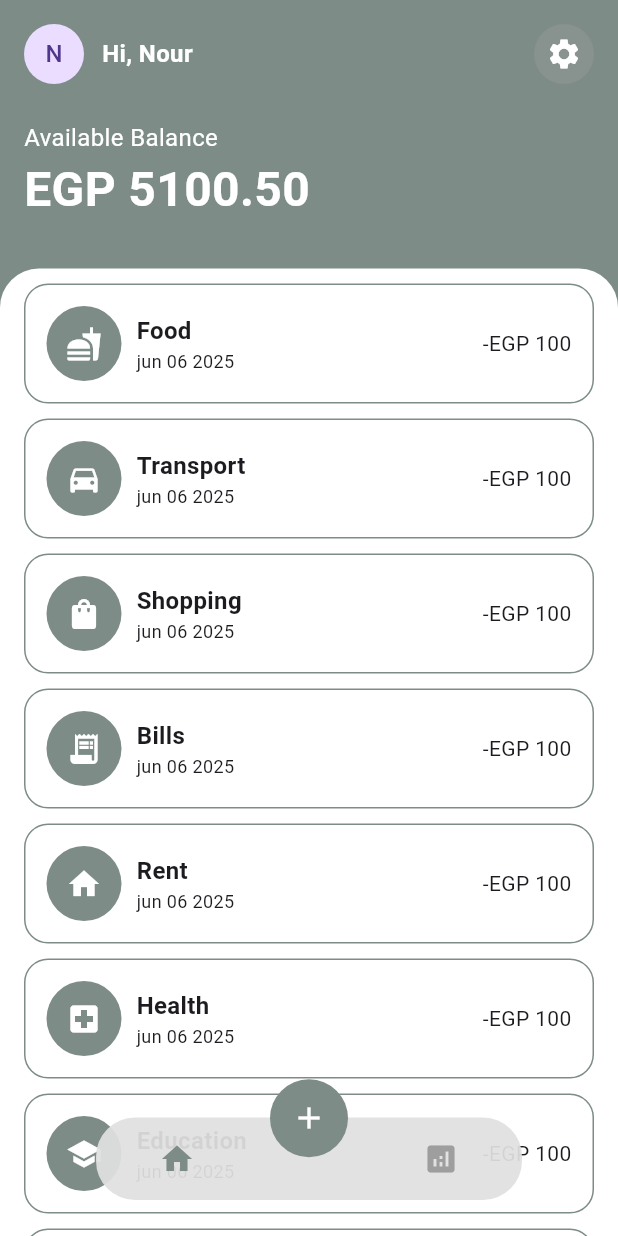
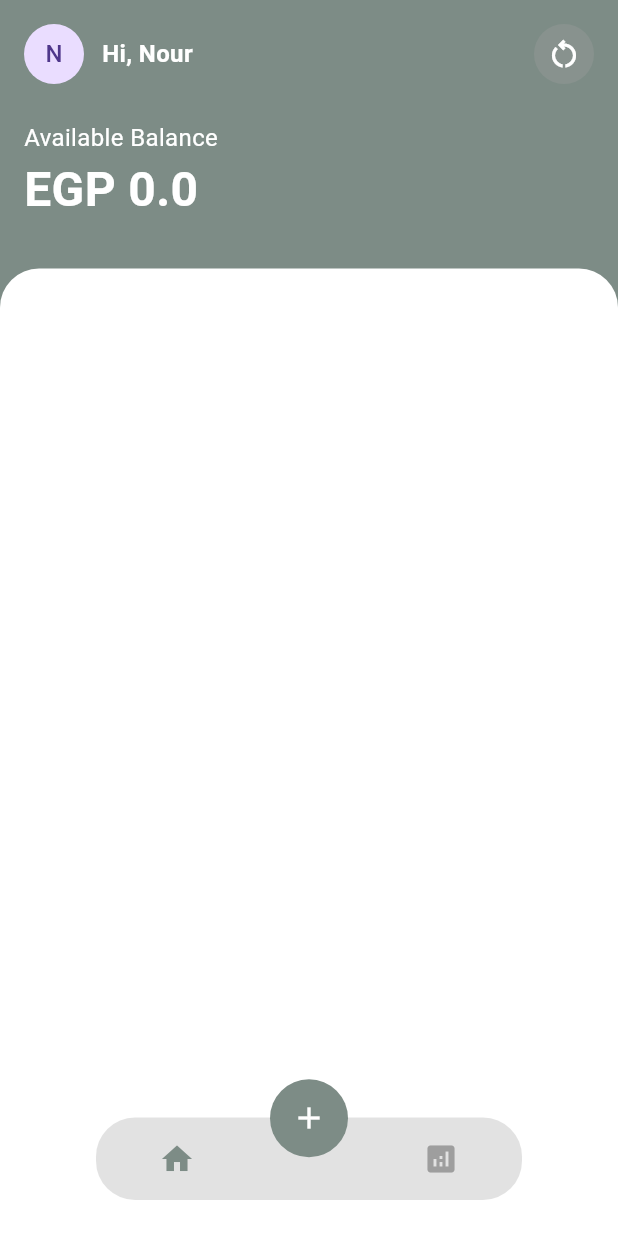
Before and after one commit to NOUR-MOWAFEY/money_flow, a Flutter app: the screen it shows after launch, on a phone screen of 412 x 824 dp. Run offline on Flutter 3.47's test engine with Material 3 defaults, Android fonts, the light colour scheme and no system bars; our stand-ins replace hive, hive_flutter, toastification, toggle_switch; accounts and stored records are empty.

Commit message:
add hive and save transaction data to database and show it on ui

```diff
--- /dev/null
+++ b/lib/models/transaction_model.dart
@@ -0,0 +1,25 @@
+import 'package:hive/hive.dart';
+
+part 'transaction_model.g.dart';
+
+@HiveType(typeId: 1)
+class TransactionModel {
+  @HiveField(0)
+  final String title;
+
+  @HiveField(1)
+  final double amount;
+
+  @HiveField(2)
+  final DateTime date;
+
+  @HiveField(3)
+  final bool isExpense;
+
+  TransactionModel({
+    required this.title,
+    required this.amount,
+    required this.date,
+    required this.isExpense,
+  });
+}
--- /dev/null
+++ b/lib/services/hive_service.dart
@@ -0,0 +1,35 @@
+import 'package:flutter/foundation.dart';
+import 'package:hive_flutter/hive_flutter.dart';
+import 'package:money_flow/models/transaction_model.dart';
+
+class HiveService {
+  static const String _boxName = 'transactions';
+
+  Box<TransactionModel> get _box {
+    return Hive.box<TransactionModel>(_boxName);
+  }
+
+  Future<void> addTransaction(TransactionModel transaction) async {
+    await _box.add(transaction);
+  }
+
+  Future<void> deleteTransaction(int index) async {
+    await _box.deleteAt(index);
+  }
+
+  List<TransactionModel> getTransactions() {
+    return _box.values.toList().reversed.toList();
+  }
+
+  ValueListenable<Box<TransactionModel>> get listenable {
+    return _box.listenable();
+  }
+
+  Future<void> reset() async {
+    await _box.clear();
+  }
+
+  bool isEmpty() {
+    return _box.isEmpty;
+  }
+}
--- a/lib/views/home_view.dart
+++ b/lib/views/home_view.dart
@@ -4,6 +4,7 @@ import 'package:money_flow/views/add_transaction_view.dart';
 import 'package:money_flow/widgets/analytics_body.dart';
 import 'package:money_flow/widgets/floating_bottom_nav_bar.dart';
 import 'package:money_flow/widgets/home_body.dart';
+import 'package:money_flow/widgets/home_view_header.dart';
 
 class HomeView extends StatefulWidget {
   const HomeView({super.key});
@@ -16,6 +17,12 @@ class _HomeViewState extends State<HomeView> {
   bool isHome = true;
 
   @override
+  void initState() {
+    BalanceController.updateBalance();
+    super.initState();
+  }
+
+  @override
   Widget build(BuildContext context) {
     return Stack(
       alignment: AlignmentGeometry.bottomCenter,
@@ -24,7 +31,15 @@ class _HomeViewState extends State<HomeView> {
           backgroundColor: AppColors.primaryColor,
           body: SafeArea(
             bottom: false,
-            child: isHome ? HomeBody() : AnalyticsBody(),
+            child: Column(
+              children: [
+                Padding(
+                  padding: EdgeInsets.symmetric(horizontal: 16),
+                  child: HomeViewHeader(),
+                ),
+                isHome ? HomeBody() : AnalyticsBody(),
+              ],
+            ),
           ),
         ),
         CustomFloatingBottomNavBar(
--- a/lib/widgets/analytics_body.dart
+++ b/lib/widgets/analytics_body.dart
@@ -1,14 +1,10 @@
 import 'package:flutter/material.dart';
-import 'package:money_flow/widgets/custom_app_bar.dart';
 
 class AnalyticsBody extends StatelessWidget {
   const AnalyticsBody({super.key});
 
   @override
   Widget build(BuildContext context) {
-    return Padding(
-      padding: const EdgeInsets.symmetric(horizontal: 16),
-      child: Column(children: [SizedBox(height: 16), const CustomAppBar()]),
-    );
+    return Padding(padding: const EdgeInsets.symmetric(horizontal: 16));
   }
 }
--- a/lib/widgets/custom_app_bar.dart
+++ b/lib/widgets/custom_app_bar.dart
@@ -2,7 +2,8 @@ import 'package:flutter/material.dart';
 import 'package:money_flow/constants/app_colors.dart';
 
 class CustomAppBar extends StatelessWidget {
-  const CustomAppBar({super.key});
+  const CustomAppBar({super.key, this.onTap});
+  final void Function()? onTap;
 
   @override
   Widget build(BuildContext context) {
@@ -26,7 +27,13 @@ class CustomAppBar extends StatelessWidget {
             color: const Color.fromARGB(83, 158, 158, 158),
             borderRadius: BorderRadius.circular(70),
           ),
-          child: const Icon(Icons.settings, color: AppColors.white),
+          child: GestureDetector(
+            onTap: onTap,
+            child: const Icon(
+              Icons.restart_alt_outlined,
+              color: AppColors.white,
+            ),
+          ),
         ),
       ],
     );
--- a/lib/widgets/custom_button.dart
+++ b/lib/widgets/custom_button.dart
@@ -2,8 +2,9 @@ import 'package:flutter/material.dart';
 import 'package:money_flow/constants/app_colors.dart';
 
 class CustomButton extends StatelessWidget {
-  const CustomButton({super.key, this.onTap});
+  const CustomButton({super.key, this.onTap, required this.title});
   final void Function()? onTap;
+  final String title;
 
   @override
   Widget build(BuildContext context) {
@@ -18,7 +19,7 @@ class CustomButton extends StatelessWidget {
         width: double.infinity,
         child: Center(
           child: Text(
-            'Save',
+            title,
             style: TextStyle(
               color: AppColors.white,
               fontWeight: FontWeight.bold,
--- a/lib/widgets/custom_text_form_field.dart
+++ b/lib/widgets/custom_text_form_field.dart
@@ -31,6 +31,7 @@ class CustomTextFormFiled extends StatelessWidget {
     return GestureDetector(
       onTap: onTap,
       child: TextFormField(
+        controller: controller,
         style: TextStyle(
           color: AppColors.black,
           fontSize: 22,
--- a/lib/widgets/home_body.dart
+++ b/lib/widgets/home_body.dart
@@ -1,7 +1,7 @@
 import 'package:flutter/material.dart';
+import 'package:intl/intl.dart';
 import 'package:money_flow/constants/app_categories.dart';
-import 'package:money_flow/constants/app_colors.dart';
-import 'package:money_flow/widgets/custom_app_bar.dart';
+import 'package:money_flow/services/hive_service.dart';
 import 'package:money_flow/widgets/transaction_tile.dart';
 
 class HomeBody extends StatelessWidget {
@@ -9,33 +9,7 @@ class HomeBody extends StatelessWidget {
 
   @override
   Widget build(BuildContext context) {
-    return Column(
-      children: [
-        Padding(
-          padding: const EdgeInsets.symmetric(horizontal: 16),
-          child: Column(
-            crossAxisAlignment: CrossAxisAlignment.start,
-            children: [
-              SizedBox(height: 16),
-              const CustomAppBar(),
-              const SizedBox(height: 24),
-              const Text(
-                'Available Balance',
-                style: TextStyle(fontSize: 16, color: AppColors.white),
-              ),
-              const Text(
-                'EGP 5100.50',
-                style: TextStyle(
-                  fontSize: 32,
-                  fontWeight: FontWeight.bold,
-                  color: AppColors.white,
-                ),
-              ),
-              const SizedBox(height: 30),
-            ],
-          ),
-        ),
-        Expanded(
+    return Expanded(
       child: Container(
         decoration: BoxDecoration(
           color: Colors.white,
@@ -44,25 +18,33 @@ class HomeBody extends StatelessWidget {
             topRight: Radius.circular(26),
           ),
         ),
-            child: Container(
-              decoration: BoxDecoration(),
-              child: Padding(
+        child: ValueListenableBuilder(
+          valueListenable: HiveService().listenable,
+          builder: (context, box, _) {
+            var transactions = box.values.toList().reversed.toList();
+            return Padding(
               padding: const EdgeInsets.symmetric(horizontal: 16),
               child: ListView.builder(
-                  itemCount: 10,
+                itemCount: transactions.length,
                 itemBuilder: (context, index) => TransactionTile(
-                    isLastOne: index == 9 ? true : false,
-                    icon: AppCategories.expenseCategories.values
-                        .toList()[index],
-                    title: AppCategories.expenseCategories.keys.toList()[index],
-                  ),
-                  // ),
+                  isLastOne: index == transactions.length - 1 ? true : false,
+                  icon: transactions[index].isExpense
+                      ? AppCategories.expenseCategories[transactions[index]
+                                .title] ??
+                            Icons.error
+                      : AppCategories.incomeCategories[transactions[index]
+                                .title] ??
+                            Icons.error,
+                  title: transactions[index].title,
+                  amount:
+                      'EGP ${transactions[index].amount.toStringAsFixed(2)}',
+                  date: DateFormat.yMMMd().format(transactions[index].date),
                 ),
               ),
+            );
+          },
         ),
       ),
-        ),
-      ],
     );
   }
 }
--- /dev/null
+++ b/lib/widgets/home_view_header.dart
@@ -0,0 +1,56 @@
+import 'dart:developer';
+
+import 'package:flutter/material.dart';
+import 'package:money_flow/constants/app_colors.dart';
+import 'package:money_flow/services/hive_service.dart';
+import 'package:money_flow/utils/show_confirmation_dialog.dart';
+import 'package:money_flow/widgets/custom_app_bar.dart';
+
+class HomeViewHeader extends StatelessWidget {
+  const HomeViewHeader({super.key});
+
+  @override
+  Widget build(BuildContext context) {
+    return Column(
+      crossAxisAlignment: CrossAxisAlignment.start,
+      children: [
+        SizedBox(height: 16),
+        CustomAppBar(
+          onTap: () {
+            ShowConfirmationDialog.showConfirmationDialog(context);
+          },
+        ),
+        const SizedBox(height: 24),
+        const Text(
+          'Available Balance',
+          style: TextStyle(fontSize: 16, color: AppColors.white),
+        ),
+        ValueListenableBuilder<double>(
+          valueListenable: BalanceController.balance,
+          builder: (context, value, _) {
+            return Text(
+              'EGP $value',
+              style: const TextStyle(
+                fontSize: 32,
+                fontWeight: FontWeight.bold,
+                color: AppColors.white,
+              ),
+            );
+          },
+        ),
+
+        const SizedBox(height: 30),
+      ],
+    );
+  }
+}
+
+class BalanceController {
+  static final ValueNotifier<double> balance = ValueNotifier(0);
+
+  static void updateBalance() {
+    final transactions = HiveService().getTransactions();
+    balance.value = transactions.fold(0.0, (sum, e) => sum + e.amount);
+    log(balance.value.toString());
+  }
+}
--- a/lib/widgets/transaction_tile.dart
+++ b/lib/widgets/transaction_tile.dart
@@ -8,12 +8,16 @@ class TransactionTile extends StatelessWidget {
     this.isCategory = false,
     required this.icon,
     required this.title,
+    this.amount,
+    this.date,
     this.onTap,
   });
   final bool isLastOne;
   final bool isCategory;
   final IconData icon;
   final String title;
+  final String? amount;
+  final String? date;
   final void Function()? onTap;
 
   @override
@@ -53,11 +57,11 @@ class TransactionTile extends StatelessWidget {
                       ),
                       isCategory
                           ? SizedBox()
-                          : Text('jun 06 2025', style: TextStyle(fontSize: 12)),
+                          : Text(date ?? '', style: TextStyle(fontSize: 12)),
                     ],
                   ),
                   Spacer(),
-                  isCategory ? SizedBox() : Text('-EGP 100'),
+                  isCategory ? SizedBox() : Text(amount ?? ''),
                 ],
               ),
             ),
--- a/pubspec.yaml
+++ b/pubspec.yaml
@@ -37,6 +37,10 @@ dependencies:
   flutter_floating_bottom_bar: ^1.3.0
   toggle_switch: ^2.3.0
   intl: ^0.20.2
+  hive: ^2.2.3
+  hive_flutter: ^1.1.0
+  path_provider: ^2.1.5
+  toastification: ^3.0.3
 
 dev_dependencies:
   flutter_test:
@@ -48,6 +52,8 @@ dev_dependencies:
   # package. See that file for information about deactivating specific lint
   # rules and activating additional ones.
   flutter_lints: ^6.0.0
+  hive_generator: ^2.0.1
+  build_runner: ^2.4.13
 
 # For information on the generic Dart part of this file, see the
 # following page: https://dart.dev/tools/pub/pubspec
```
Also changed, not shown: lib/main.dart (+6 -1 lines), lib/utils/show_confirmation_dialog.dart (added, +43 -0 lines), lib/views/add_transaction_view.dart (+82 -7 lines), lib/views/category_view.dart (+16 -6 lines), lib/models/transaction_model.g.dart (added), pubspec.lock, 1 other file. Lines whose indentation alone changed are shown as unchanged.
